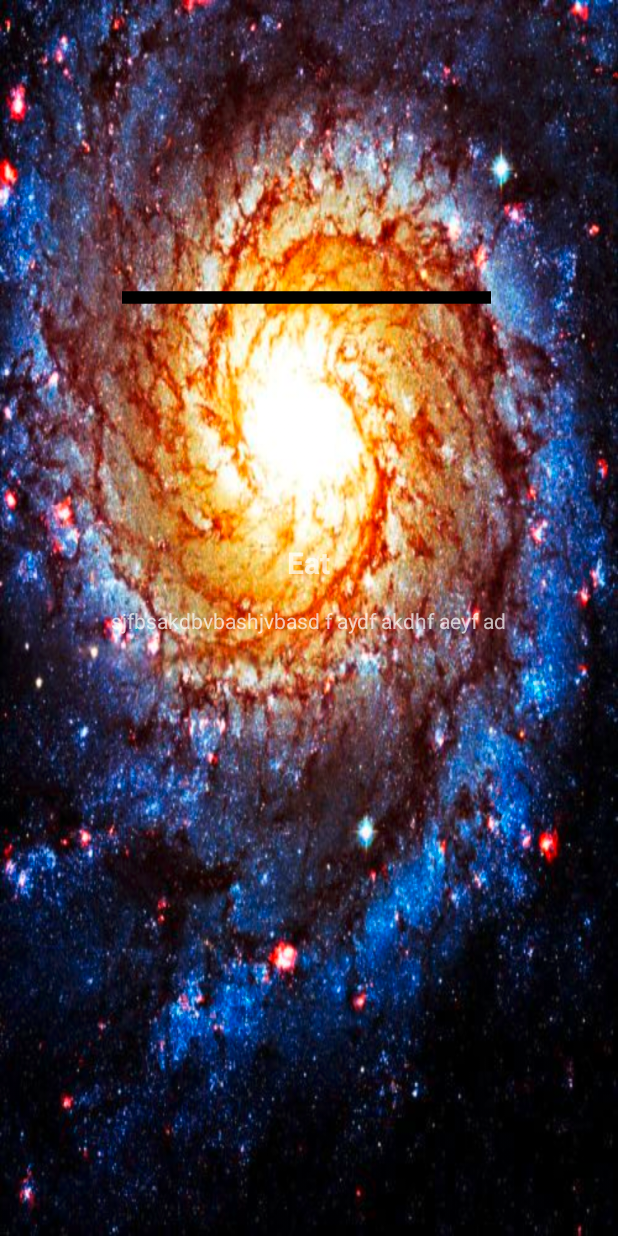
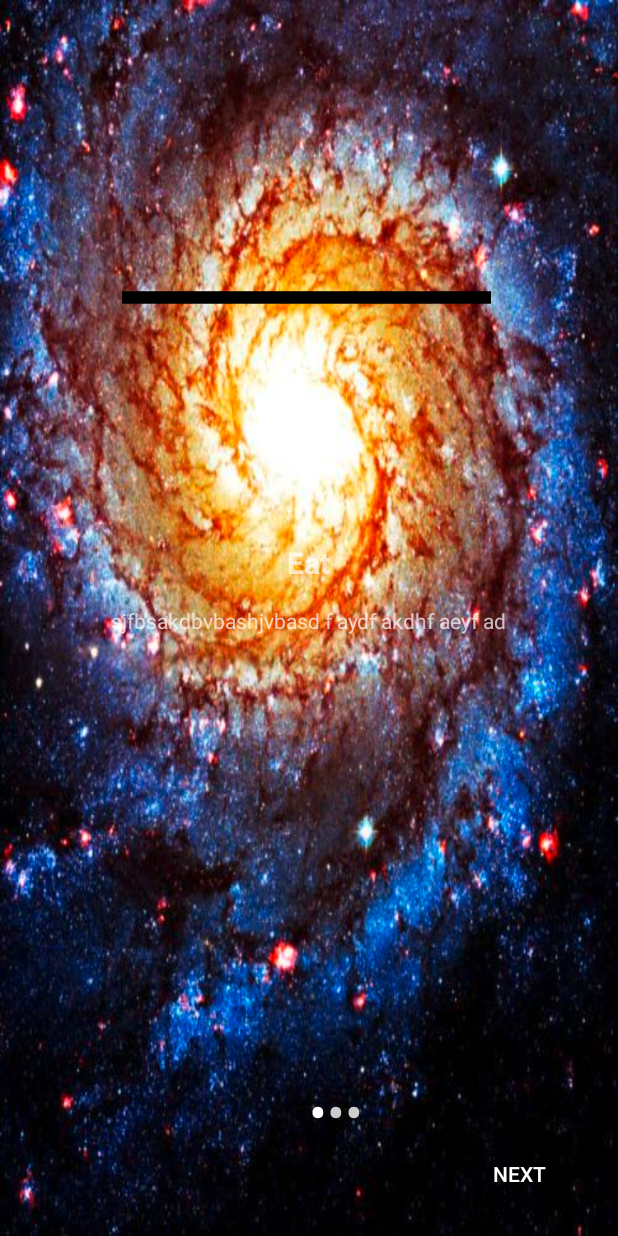
Before and after one commit to aadityaguptaa/TheGoldenRatio, an Android app: the OnBoardingMain screen opened directly, with no data from a screen before it, on a phone screen of 412 x 824 dp. Run offline under Robolectric (Android 15) with nearby library versions, the phone set to English and light mode, and no system bars.

Commit message:
OnBoarding Backend Done

```diff
--- a/app/src/main/java/com/example/thegoldenratio/OnBoardingMain.java
+++ b/app/src/main/java/com/example/thegoldenratio/OnBoardingMain.java
@@ -1,7 +1,12 @@
 package com.example.thegoldenratio;
 
+import android.graphics.Color;
 import android.os.Bundle;
+import android.text.Html;
+import android.view.View;
+import android.widget.Button;
 import android.widget.LinearLayout;
+import android.widget.TextView;
 
 import androidx.appcompat.app.AppCompatActivity;
 import androidx.viewpager.widget.ViewPager;
@@ -11,7 +16,13 @@ public class OnBoardingMain extends AppCompatActivity {
     private ViewPager viewPager2;
     private LinearLayout linearLayout;
 
+    private TextView[] mDots;
+
     private SliderAdapter sliderAdapter;
+    private Button mNextButton;
+    private Button mPrevButton;
+
+    private int mCurrentInt = 0;
 
 
     @Override
@@ -22,8 +33,86 @@ public class OnBoardingMain extends AppCompatActivity {
         viewPager2 = (ViewPager)findViewById(R.id.viewPager2);
         linearLayout = findViewById(R.id.linearLayout);
 
+        mNextButton = findViewById(R.id.forward);
+        mPrevButton = findViewById(R.id.backward);
+
         sliderAdapter = new SliderAdapter(this);
         viewPager2.setAdapter(sliderAdapter);
 
+        addDotsIndicator(0);
+
+        viewPager2.addOnPageChangeListener(viewListener);
+
+        mNextButton.setOnClickListener(new View.OnClickListener() {
+            @Override
+            public void onClick(View v) {
+                viewPager2.setCurrentItem(mCurrentInt + 1);
+
+            }
+        });
+        mPrevButton.setOnClickListener(new View.OnClickListener() {
+            @Override
+            public void onClick(View v) {
+                viewPager2.setCurrentItem(mCurrentInt - 1);
+
+            }
+        });
+
     }
+
+    public void addDotsIndicator(int position2){
+        linearLayout.removeAllViews();
+        mDots = new TextView[3];
+
+        for(int i = 0; i < 3; i++){
+            mDots[i] = new TextView(this);
+            mDots[i].setText(Html.fromHtml("&#8226"));
+            mDots[i].setTextSize(35);
+            mDots[i].setTextColor(getResources().getColor(R.color.colorTransparentWhite));
+            linearLayout.addView(mDots[i]);
+        }
+        if(mDots.length>0){
+            mDots[position2].setTextColor(Color.WHITE);
+        }
+    }
+    ViewPager.OnPageChangeListener viewListener = new ViewPager.OnPageChangeListener() {
+        @Override
+        public void onPageScrolled(int position, float positionOffset, int positionOffsetPixels) {
+
+        }
+
+        @Override
+        public void onPageSelected(int position) {
+            addDotsIndicator(position);
+            mCurrentInt = position;
+
+            if(position == 0){
+                mNextButton.setEnabled(true);
+                mPrevButton.setEnabled(false);
+                mPrevButton.setVisibility(View.INVISIBLE);
+
+                mNextButton.setText("Next");
+                mPrevButton.setText("");
+            }else if(position == mDots.length - 1){
+                mNextButton.setEnabled(true);
+                mPrevButton.setEnabled(true);
+                mPrevButton.setVisibility(View.VISIBLE);
+
+                mNextButton.setText("Finish");
+                mPrevButton.setText("Back");
+            }else{
+                mNextButton.setEnabled(true);
+                mPrevButton.setEnabled(true);
+                mPrevButton.setVisibility(View.VISIBLE);
+
+                mNextButton.setText("Next");
+                mPrevButton.setText("Back");
+            }
+        }
+
+        @Override
+        public void onPageScrollStateChanged(int state) {
+
+        }
+    };
 }
--- a/app/src/main/java/com/example/thegoldenratio/SliderAdapter.java
+++ b/app/src/main/java/com/example/thegoldenratio/SliderAdapter.java
@@ -22,17 +22,20 @@ public class SliderAdapter extends PagerAdapter {
 
     public  int[] slide_images = {
             R.drawable.horizontalline,
+            R.drawable.goldenline,
             R.drawable.goldenline
     };
 
     public String[] head_lines = {
       "Eat",
-      "Code"
+      "Code",
+            "Repeat"
     };
 
     public String[] slide_desc = {
       "sjfbsakdbvbashjvbasd f aydf akdhf aeyf ad",
-      "skdjhfbjsahd ksdjhafba sdvs vjhasbv sa iuhf sadbksd kasd klasdjfbhk asdbv ksafj ewuif k"
+      "skdjhfbjsahd ksdjhafba sdvs vjhasbv sa iuhf sadbksd kasd klasdjfbhk asdbv ksafj ewuif k",
+            "hjsfbs sajkvas skhdafwubfsd  scsjvnkalsdna eiuehriewfnadj lsajnvklandvaoi jdanfkln oewhfwnfdj"
     };
 
     @Override
--- a/app/src/main/res/layout/activity_on_boarding_main.xml
+++ b/app/src/main/res/layout/activity_on_boarding_main.xml
@@ -21,10 +21,33 @@
         android:layout_alignParentStart="true"
         android:layout_alignParentBottom="true"
         android:layout_centerHorizontal="true"
-        android:layout_marginStart="179dp"
-        android:layout_marginBottom="35dp"
+        android:layout_marginStart="186dp"
+        android:layout_marginBottom="39dp"
         android:orientation="horizontal"
         android:padding="20dp"></LinearLayout>
 
+    <Button
+        android:id="@+id/backward"
+        android:layout_width="wrap_content"
+        android:layout_height="wrap_content"
+        android:layout_alignParentStart="true"
+        android:layout_alignParentBottom="true"
+        android:layout_marginStart="22dp"
+        android:layout_marginBottom="17dp"
+        android:backgroundTint="#00FFFFFF"
+        android:text="Back"
+        android:visibility="invisible" />
+
+    <Button
+        android:id="@+id/forward"
+        android:layout_width="wrap_content"
+        android:layout_height="wrap_content"
+        android:layout_alignParentEnd="true"
+        android:layout_alignParentBottom="true"
+        android:layout_marginEnd="22dp"
+        android:layout_marginBottom="17dp"
+        android:backgroundTint="#00FFFFFF"
+        android:text="Next" />
+
 
 </RelativeLayout>
--- a/app/src/main/res/values/colors.xml
+++ b/app/src/main/res/values/colors.xml
@@ -3,4 +3,5 @@
     <color name="colorPrimary">#008577</color>
     <color name="colorPrimaryDark">#00574B</color>
     <color name="colorAccent">#D81B60</color>
+    <color name="colorTransparentWhite">#cccccc</color>
 </resources>
```
